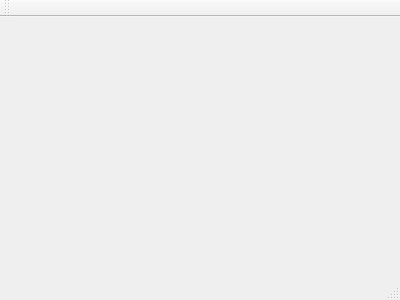
Before: the Qt Designer form qt1/mainwindow.ui in painnick/qtGLSample, drawn with Qt 5.
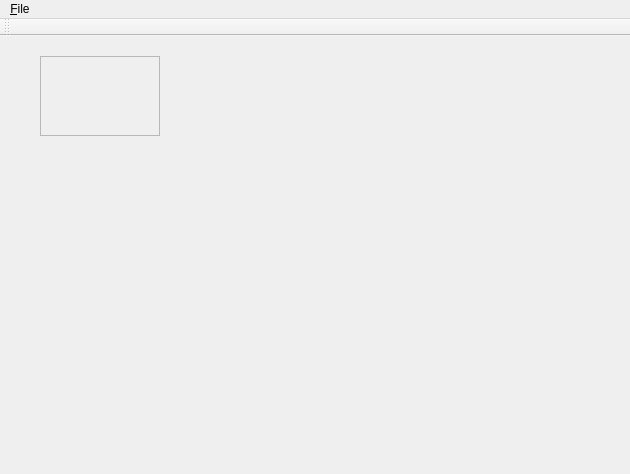
After: the same form once the commit is applied.

```diff
--- a/qt1/mainwindow.ui
+++ b/qt1/mainwindow.ui
@@ -1,24 +1,83 @@
 <ui version="4.0">
  <class>MainWindow</class>
- <widget class="QMainWindow" name="MainWindow" >
-  <property name="geometry" >
+ <widget class="QMainWindow" name="MainWindow">
+  <property name="geometry">
    <rect>
     <x>0</x>
     <y>0</y>
-    <width>400</width>
-    <height>300</height>
+    <width>630</width>
+    <height>474</height>
    </rect>
   </property>
   <property name="windowTitle" >
    <string>MainWindow</string>
   </property>
-  <widget class="QMenuBar" name="menuBar" />
-  <widget class="QToolBar" name="mainToolBar" />
-  <widget class="QWidget" name="centralWidget" />
-  <widget class="QStatusBar" name="statusBar" />
+  <widget class="QWidget" name="centralWidget">
+   <widget class="QScrollArea" name="scrollArea">
+    <property name="geometry">
+     <rect>
+      <x>40</x>
+      <y>20</y>
+      <width>120</width>
+      <height>80</height>
+     </rect>
+    </property>
+    <property name="widgetResizable">
+     <bool>false</bool>
+    </property>
+    <widget class="QWidget" name="scrollAreaWidgetContents">
+     <property name="geometry">
+      <rect>
+       <x>0</x>
+       <y>0</y>
+       <width>118</width>
+       <height>78</height>
+      </rect>
+     </property>
+    </widget>
+   </widget>
+  </widget>
+  <widget class="QMenuBar" name="menuBar">
+   <property name="geometry">
+    <rect>
+     <x>0</x>
+     <y>0</y>
+     <width>630</width>
+     <height>22</height>
+    </rect>
+   </property>
+   <widget class="QMenu" name="menu_File">
+    <property name="title">
+     <string>&amp;File</string>
+    </property>
+    <addaction name="action_New"/>
+    <addaction name="action_Quit"/>
+   </widget>
+   <addaction name="menu_File"/>
+  </widget>
+  <widget class="QToolBar" name="mainToolBar">
+   <attribute name="toolBarArea">
+    <enum>TopToolBarArea</enum>
+   </attribute>
+   <attribute name="toolBarBreak">
+    <bool>false</bool>
+   </attribute>
+  </widget>
+  <action name="action_Quit">
+   <property name="text">
+    <string>&amp;Quit</string>
+   </property>
+  </action>
+  <action name="action_New">
+   <property name="text">
+    <string>&amp;New</string>
+   </property>
+   <property name="shortcut">
+    <string>Ctrl+N</string>
+   </property>
+  </action>
  </widget>
- <layoutDefault spacing="6" margin="11" />
- <pixmapfunction></pixmapfunction>
+ <layoutdefault spacing="6" margin="11"/>
  <resources/>
  <connections/>
 </ui>
```
Left out of the diff: 6 changed lines with no effect on the pictures.
